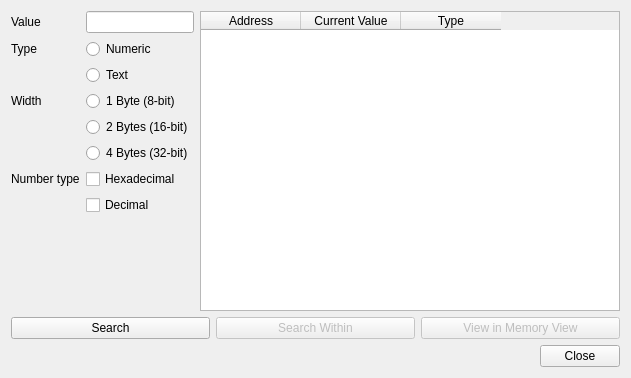
The window that Libretro/mgba/src/platform/qt/MemorySearch.ui (kiddreads/Avalon-copy2) describes before a commit, drawn with Qt 5.
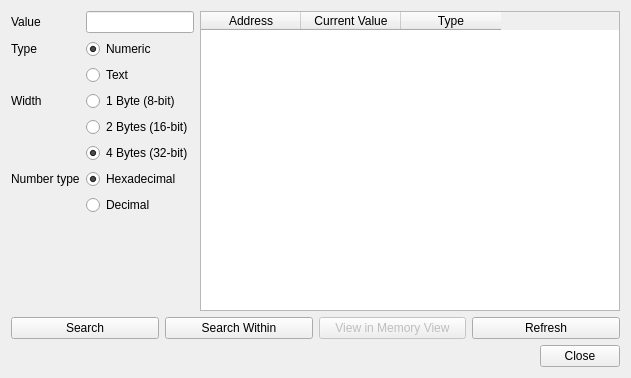
The same window after the commit.

Commit message: Core: Memory search repeat and refresh

```diff
--- a/Libretro/mgba/src/platform/qt/MemorySearch.ui
+++ b/Libretro/mgba/src/platform/qt/MemorySearch.ui
@@ -75,6 +75,9 @@
        <property name="text">
         <string>Numeric</string>
        </property>
+       <property name="checked">
+        <bool>true</bool>
+       </property>
        <attribute name="buttonGroup">
         <string notr="true">type</string>
        </attribute>
@@ -122,6 +125,9 @@
        <property name="text">
         <string>4 Bytes (32-bit)</string>
        </property>
+       <property name="checked">
+        <bool>true</bool>
+       </property>
        <attribute name="buttonGroup">
         <string notr="true">width</string>
        </attribute>
@@ -135,14 +141,17 @@
       </widget>
      </item>
      <item row="6" column="1">
-      <widget class="QCheckBox" name="numHex">
+      <widget class="QRadioButton" name="numHex">
        <property name="text">
         <string>Hexadecimal</string>
        </property>
+       <property name="checked">
+        <bool>true</bool>
+       </property>
       </widget>
      </item>
      <item row="7" column="1">
-      <widget class="QCheckBox" name="numDec">
+      <widget class="QRadioButton" name="numDec">
        <property name="text">
         <string>Decimal</string>
        </property>
@@ -168,9 +177,6 @@
      </item>
      <item>
       <widget class="QPushButton" name="searchWithin">
-       <property name="enabled">
-        <bool>false</bool>
-       </property>
        <property name="text">
         <string>Search Within</string>
        </property>
@@ -186,6 +192,13 @@
        </property>
       </widget>
      </item>
+     <item>
+      <widget class="QPushButton" name="refresh">
+       <property name="text">
+        <string>Refresh</string>
+       </property>
+      </widget>
+     </item>
     </layout>
    </item>
   </layout>
```
Left out of the diff: 4 changed lines with no effect on the pictures. The commit also changes 4 other files.
